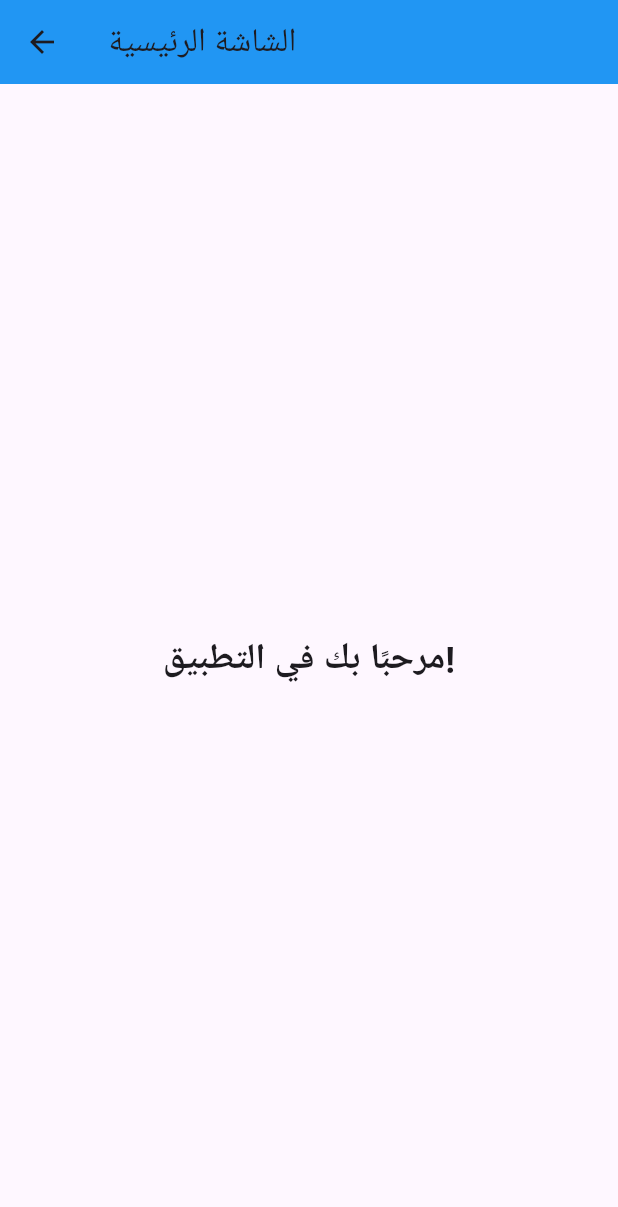
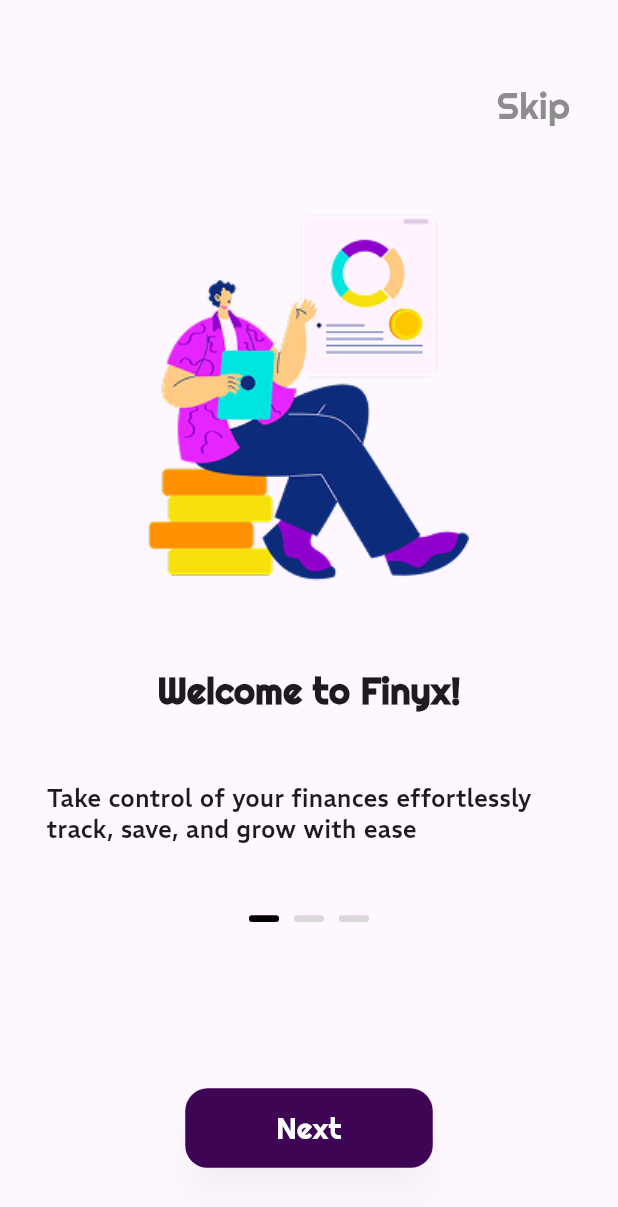
Before and after one commit to rababhamdyy-SmartFinancialManagement/finyx_mobile_app, a Flutter app: the FirstScreen screen opened by its route, on a phone screen of 412 x 824 dp. Shown: the top 1207 px of the screen. Run offline on Flutter 3.47's test engine with Material 3 defaults, Android fonts, the phone set to English and light mode, and no system bars.

Commit message:
add first screen view

```diff
--- a/lib/views/first_view.dart
+++ b/lib/views/first_view.dart
@@ -1,4 +1,9 @@
 import 'package:flutter/material.dart';
+import 'package:finyx_mobile_app/widgets/greeting_widget.dart';
+import 'package:finyx_mobile_app/widgets/greeting_message_widget.dart';
+import 'package:finyx_mobile_app/widgets/skip_widget.dart';
+import 'package:finyx_mobile_app/widgets/indicator_widget.dart';
+import 'package:finyx_mobile_app/widgets/button_widget.dart';
 
 class FirstScreen extends StatelessWidget {
   const FirstScreen({super.key});
@@ -6,14 +11,25 @@ class FirstScreen extends StatelessWidget {
   @override
   Widget build(BuildContext context) {
     return Scaffold(
-      appBar: AppBar(
-        title: Text("الشاشة الرئيسية"),
-        backgroundColor: Colors.blue,
-      ),
-      body: Center(
-        child: Text(
-          "مرحبًا بك في التطبيق!",
-          style: TextStyle(fontSize: 24, fontWeight: FontWeight.bold),
+      body: SafeArea(
+        child: Column(
+          mainAxisAlignment: MainAxisAlignment.spaceEvenly,
+          crossAxisAlignment: CrossAxisAlignment.center,
+          children: [
+            SkipWidget(),
+            Image.asset(
+              "assets/images/financial_planning_1.png",
+              fit: BoxFit.cover,
+            ),
+            GreetingWidget(greetingText: "Welcome to Finyx!", fontSize: 24),
+            GreetingMessageWidget(
+              greetingMessage:
+                  "Take control of your finances effortlessly track, save, and grow with ease",
+            ),
+            Indicator(selectedIndex: 0),
+            SizedBox(height: 20),
+            ButtonWidget(text: "Next", size: Size(165, 53)),
+          ],
         ),
       ),
     );
--- /dev/null
+++ b/lib/widgets/button_widget.dart
@@ -0,0 +1,30 @@
+import 'package:flutter/material.dart';
+
+class ButtonWidget extends StatelessWidget {
+  final String text;
+  final Size size;
+  const ButtonWidget({super.key, required this.text,required this.size});
+
+  @override
+  Widget build(BuildContext context) {
+    return ElevatedButton(
+      onPressed: () {},
+      style: ElevatedButton.styleFrom(
+        backgroundColor: Color(0xFF3E0555),
+        fixedSize: size,
+        shape: RoundedRectangleBorder(borderRadius: BorderRadius.circular(15)),
+        shadowColor: Color(0xFF000000).withAlpha(40),
+        elevation: 10,
+      ),
+      child: Text(
+        text,
+        style: TextStyle(
+          fontSize: 20,
+          fontFamily: "Righteous",
+          fontWeight: FontWeight.w400,
+          color: Colors.white,
+        ),
+      ),
+    );
+  }
+}
--- /dev/null
+++ b/lib/widgets/greeting_message_widget.dart
@@ -0,0 +1,30 @@
+import 'package:flutter/material.dart';
+
+class GreetingMessageWidget extends StatelessWidget {
+  final String greetingMessage;
+  const GreetingMessageWidget({
+    super.key,
+    required this.greetingMessage,
+  });
+
+  @override
+  Widget build(BuildContext context) {
+    return Align(
+      alignment: Alignment.center,
+      child: SizedBox(
+        width: 350,
+        child: Text(
+          greetingMessage,
+          style: TextStyle(
+            fontSize: 16,
+            fontWeight: FontWeight.w500,
+            fontFamily: "REM",
+          ),
+          textAlign: TextAlign.left,
+          softWrap: true,
+          strutStyle: StrutStyle(forceStrutHeight: true, height: 1.5),
+        ),
+      ),
+    );
+  }
+}
--- /dev/null
+++ b/lib/widgets/greeting_widget.dart
@@ -0,0 +1,23 @@
+import 'package:flutter/material.dart';
+
+class GreetingWidget extends StatelessWidget {
+  final String greetingText;
+  final double fontSize;
+  const GreetingWidget({
+    super.key,
+    required this.greetingText,
+    required this.fontSize,
+  });
+
+  @override
+  Widget build(BuildContext context) {
+    return Text(
+      greetingText,
+      style: TextStyle(
+        fontSize: fontSize,
+        fontWeight: FontWeight.bold,
+        fontFamily: "Righteous",
+      ),
+    );
+  }
+}
--- /dev/null
+++ b/lib/widgets/indicator_widget.dart
@@ -0,0 +1,29 @@
+import 'package:flutter/material.dart';
+
+class Indicator extends StatelessWidget {
+  final int selectedIndex;
+
+  const Indicator({
+    required this.selectedIndex,
+    super.key,
+  });
+
+  @override
+  Widget build(BuildContext context) {
+    return Row(
+      mainAxisAlignment: MainAxisAlignment.center,
+      children: List.generate(
+        3,
+        (index) => Container(
+          margin: EdgeInsets.symmetric(horizontal: 5),
+          width: 20,
+          height: 4.5,
+          decoration: BoxDecoration(
+            color: index == selectedIndex ? Colors.black : Color(0xFFD9D9D9),
+            borderRadius: BorderRadius.circular(2.0),
+          ),
+        ),
+      ),
+    );
+  }
+}
--- /dev/null
+++ b/lib/widgets/skip_widget.dart
@@ -0,0 +1,26 @@
+import 'package:flutter/material.dart';
+
+class SkipWidget extends StatelessWidget {
+  const SkipWidget({
+    super.key,
+  });
+
+  @override
+  Widget build(BuildContext context) {
+    return Padding(
+      padding: const EdgeInsets.fromLTRB(0, 8, 32, 0),
+      child: Align(
+        alignment: Alignment.topRight,
+        child: Text(
+          "Skip",
+          style: TextStyle(
+            fontSize: 24,
+            fontWeight: FontWeight.w400,
+            fontFamily: "Righteous",
+            color: Color(0xFF8D8D8D),
+          ),
+        ),
+      ),
+    );
+  }
+}
--- a/pubspec.yaml
+++ b/pubspec.yaml
@@ -76,6 +76,12 @@ flutter:
     - family: Rockwell
       fonts:
         - asset: assets/fonts/Rockwell-Bold.ttf
+    - family: Righteous
+      fonts:
+        - asset: assets/fonts/Righteous-Regular.ttf
+    - family: REM
+      fonts:
+        - asset: assets/fonts/REM-VariableFont_wght.ttf
   #   - family: Schyler
   #     fonts:
   #       - asset: fonts/Schyler-Regular.ttf
```
Also changed, not shown: assets/fonts/REM-Italic-VariableFont_wght.ttf (added), assets/fonts/REM-VariableFont_wght.ttf (added), assets/fonts/Righteous-Regular.ttf (added), assets/images/financial_planning_1.png (added).
